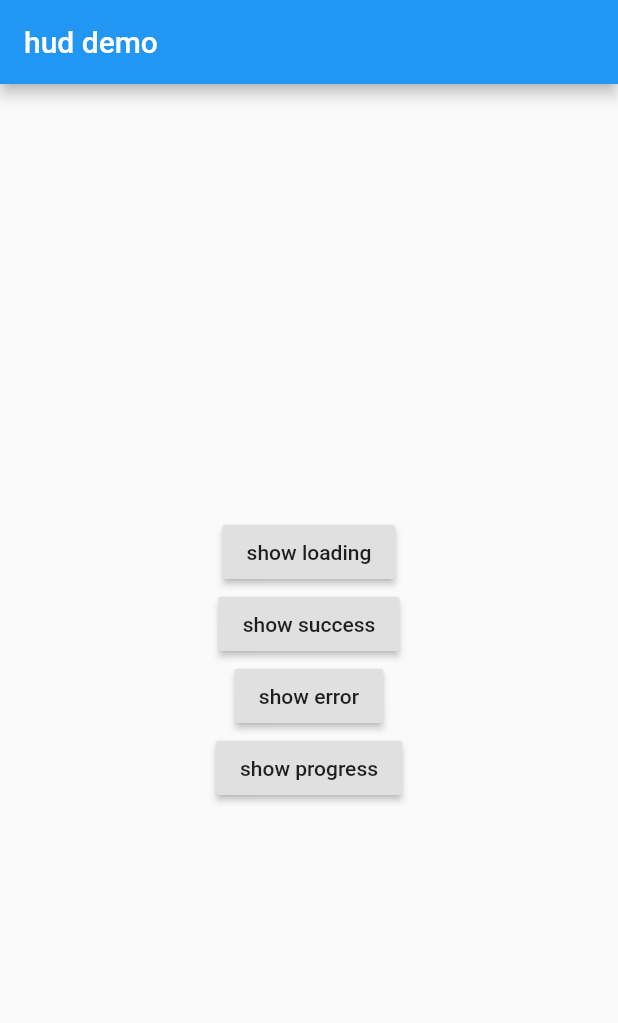
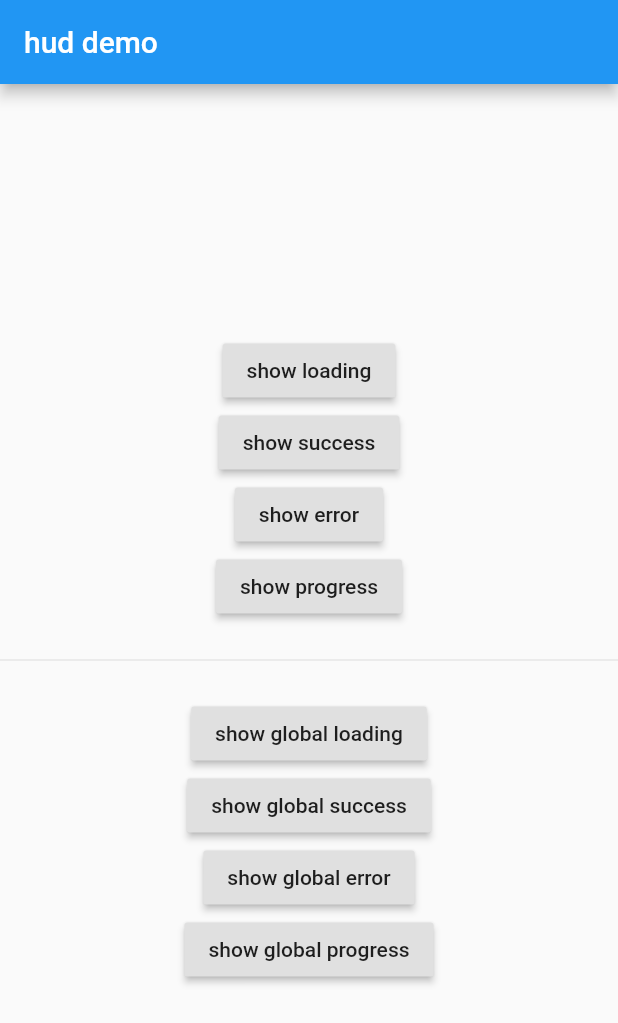
Before and after one commit to zhengbomo/bmprogresshud, a Flutter app: the screen it shows after launch, on a phone screen of 412 x 824 dp. Shown: the top 1023 px of the screen. Run offline on Flutter 3.47's test engine with Material 2 defaults, Android fonts, the phone set to English and light mode, and no system bars.

Commit message:
update example

```diff
--- a/example/lib/main.dart
+++ b/example/lib/main.dart
@@ -7,12 +7,31 @@ void main() => runApp(MyApp());
 class MyApp extends StatelessWidget {
   @override
   Widget build(BuildContext context) {
-    return MaterialApp(
-      home: Scaffold(
+    return ProgressHud(
+      isGlobalHud: true,
+      child: MaterialApp(
+        home: HomePage()
+      ),
+    );
+  }
+}
+
+
+class HomePage extends StatefulWidget {
+  @override
+  _HomePageState createState() => _HomePageState();
+}
+
+class _HomePageState extends State<HomePage> {
+  GlobalKey<ProgressHudState> _hudKey = GlobalKey();
+  @override
+  Widget build(BuildContext context) {
+    return Scaffold(
       appBar: AppBar(
         title: Text("hud demo"),
       ),
       body: ProgressHud(
+        key: _hudKey,
         maximumDismissDuration: Duration(seconds: 2),
         child: Center(
           child: Builder(builder: (context) {
@@ -44,10 +63,38 @@ class MyApp extends StatelessWidget {
                   },
                   child: Text("show progress"),
                 ),
+
+                Divider(height: 50),
+
+                RaisedButton(
+                  onPressed: () async {
+                    ProgressHud.showLoading();
+                    await Future.delayed(const Duration(seconds: 1));
+                    ProgressHud.dismiss();
+                  },
+                  child: Text("show global loading"),
+                ),
+                RaisedButton(
+                  onPressed: () {
+                    ProgressHud.showAndDismiss(ProgressHudType.success, "load success");
+                  },
+                  child: Text("show global success"),
+                ),
+                RaisedButton(
+                  onPressed: () {
+                    ProgressHud.showAndDismiss(ProgressHudType.error, "load fail");
+                  },
+                  child: Text("show global error"),
+                ),
+                RaisedButton(
+                  onPressed: () {
+                    _showProgressHudGlobal();
+                  },
+                  child: Text("show global progress"),
+                ),
               ],
             );
           }),
-          ),
         ),
       ),
     );
@@ -56,7 +103,7 @@ class MyApp extends StatelessWidget {
   _showLoadingHud(BuildContext context) async {
     ProgressHud.of(context).show(ProgressHudType.loading, "loading...");
     await Future.delayed(const Duration(seconds: 1));
-    ProgressHud.of(context).dismiss();
+    _hudKey.currentState?.dismiss();
   }
 
   _showSuccessHud(BuildContext context) {
@@ -82,4 +129,19 @@ class MyApp extends StatelessWidget {
       }
     });
   }
+
+  _showProgressHudGlobal() {
+    ProgressHud.show(ProgressHudType.progress, "loading");
+
+    double current = 0;
+    Timer.periodic(Duration(milliseconds: 1000.0 ~/ 60), (timer) {
+      current += 1;
+      var progress = current / 100;
+      ProgressHud.updateProgress(progress, "loading $current%");
+      if (progress == 1) {
+        ProgressHud.showAndDismiss(ProgressHudType.success, "load success");
+        timer.cancel();
       }
+    });
+  }
+}
```
Lines whose indentation alone changed are shown as unchanged.
